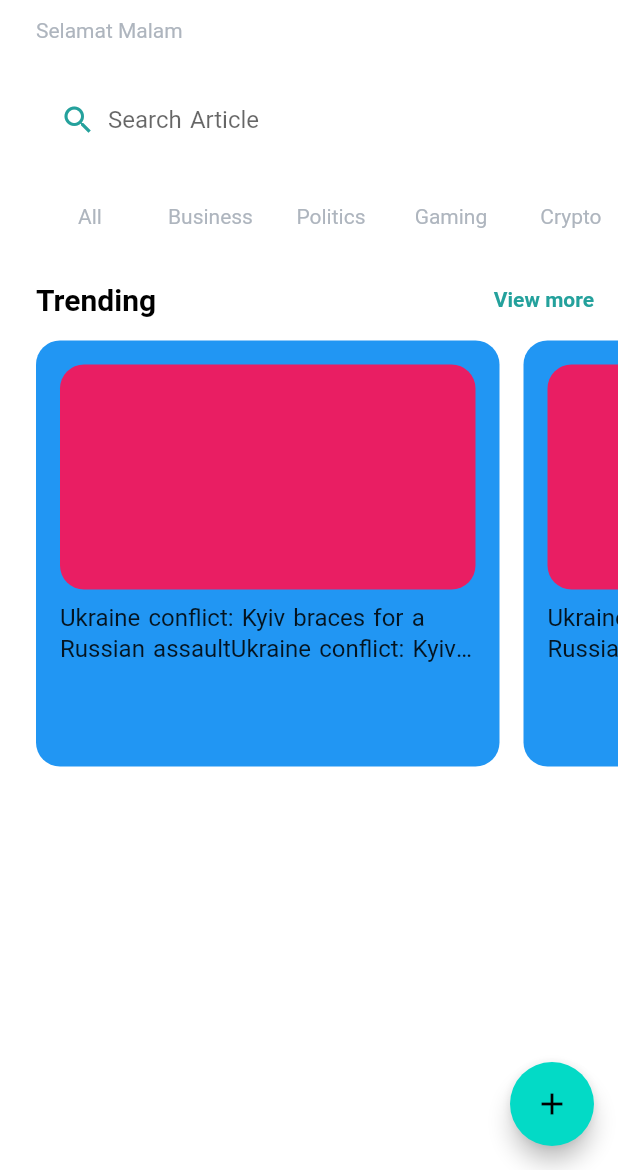
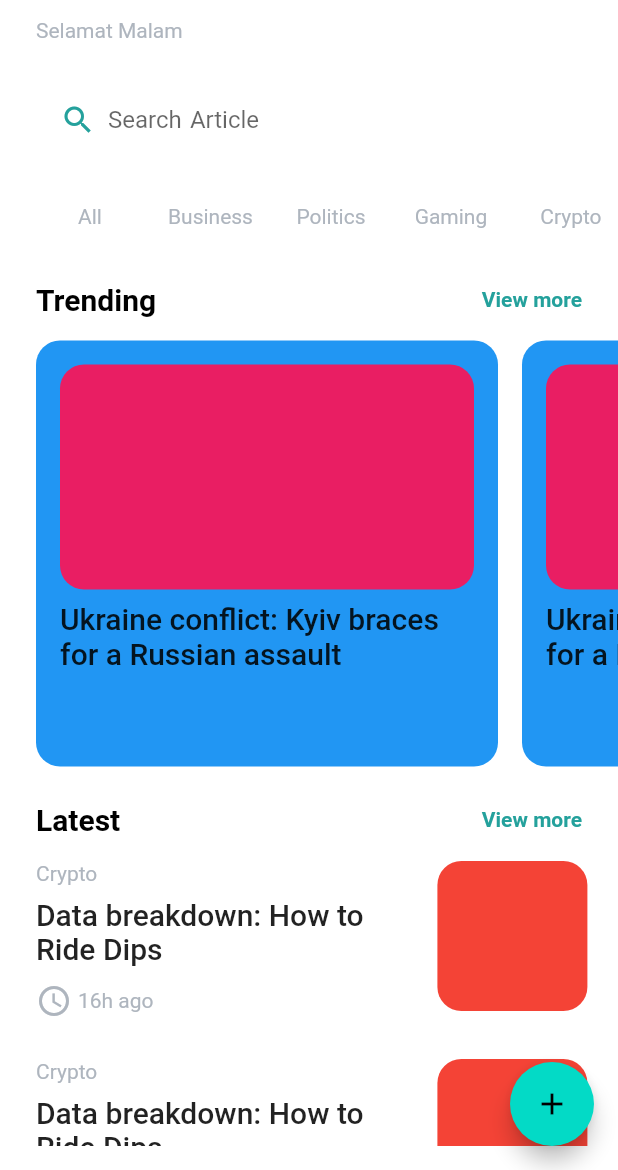
Before and after one commit to ChirikuAlii/Flutter-NewsThree, a Flutter app: the MyHomePage screen opened directly with empty values, on a phone screen of 412 x 824 dp, the part 66-1236 px from its top. Run offline on Flutter 3.47's test engine with Material 2 defaults, Android fonts, the phone set to English and light mode, and no system bars; our stand-ins replace auto_route, flutter_svg.

Commit message:
add trending and latest layout list

```diff
--- a/lib/presentation/page/home/home_page.dart
+++ b/lib/presentation/page/home/home_page.dart
@@ -2,6 +2,9 @@ import 'package:flutter/material.dart';
 import 'package:flutter/services.dart';
 import 'package:news_three/presentation/model/category_news.dart';
 import 'package:news_three/presentation/widget/home_page/category_list_widget.dart';
+import 'package:news_three/presentation/widget/home_page/latest_list_widget.dart';
+import 'package:news_three/presentation/widget/home_page/seacrh_bar_article_widget.dart';
+import 'package:news_three/presentation/widget/home_page/trending_list_widget.dart';
 import 'package:news_three/presentation/widget/toolbar.dart';
 import 'package:news_three/res/app_theme.dart';
 
@@ -16,7 +19,7 @@ class MyHomePage extends StatefulWidget {
 
 class _MyHomePageState extends State<MyHomePage> {
   int _counter = 0;
-  List<CategoryNews>listCategory = [
+  List<CategoryNews> listCategory = [
     CategoryNews(title: "All", isSelected: true),
     CategoryNews(title: "Business", isSelected: true),
     CategoryNews(title: "Politics", isSelected: true),
@@ -24,8 +27,9 @@ class _MyHomePageState extends State<MyHomePage> {
     CategoryNews(title: "Crypto", isSelected: true),
     CategoryNews(title: "Technology", isSelected: true),
   ];
+
+  var scrollControllerHome = ScrollController();
   final searchEditController = TextEditingController();
-
 
   void _incrementCounter() {
     setState(() {
@@ -38,135 +42,137 @@ class _MyHomePageState extends State<MyHomePage> {
     return AnnotatedRegion<SystemUiOverlayStyle>(
       value: SystemUiOverlayStyle(
           statusBarColor: Theme.of(context).scaffoldBackgroundColor,
-        statusBarIconBrightness: context.isDarkMode() ? Brightness.light : Brightness.dark
-      ),
+          statusBarIconBrightness:
+              context.isDarkMode() ? Brightness.light : Brightness.dark),
       child: Scaffold(
-        appBar: NewsThreeToolbar(const Size(double.infinity, 100)),
+        appBar: NewsThreeToolbar(Size(MediaQuery.of(context).size.width, 100)),
         body: Container(
-          padding: const EdgeInsets.fromLTRB(24, 4, 0, 16),
-          child: Column(
-
-            crossAxisAlignment: CrossAxisAlignment.start,
-            children: <Widget>[
+          padding: EdgeInsets.fromLTRB(0, 4, 0, 16),
+          child: CustomScrollView(
+            slivers: [
+              SliverList(
+                delegate: SliverChildListDelegate([
                   const SizedBox(
                     height: 8,
                   ),
-              Text("Selamat Malam",textAlign: TextAlign.start,),
-
-              SizedBox(height :24),
-
                   Container(
-                margin: EdgeInsets.only(right: 24),
-                padding: EdgeInsets.symmetric(vertical: 4,horizontal: 16),
-                decoration: BoxDecoration(
-                  borderRadius: BorderRadius.all(Radius.circular(20)),
-                  color: Theme.of(context).backgroundColor
-                ),
-                child: Row(
-
-                  children: [
-                    const Icon(
-                      Icons.search,
-                      size: 24,
-                      ),
-                    const SizedBox(width: 8,),
-                    Expanded(
-                      child: TextField(
-
-                        controller: searchEditController ,
-                        decoration: const InputDecoration(
-                          border: InputBorder.none,
-                          hintText: "Search Article"
+                    margin: const EdgeInsets.only(left: 24),
+                    child: Text(
+                      "Selamat Malam",
+                      textAlign: TextAlign.start,
                     ),
                   ),
+                  const SizedBox(height: 24),
+                  SearchBarArticleWidget(searchEditController: searchEditController,),
+                  const SizedBox(
+                    height: 16,
                   ),
-                  ],
-                ),
-              ),
-              const SizedBox(height: 16,),
-              SizedBox(
+                  Container(
                     height: 40,
+                    margin: const EdgeInsets.only(left: 24),
                     child: ListView.builder(
                       scrollDirection: Axis.horizontal,
                       itemCount: listCategory.length,
-                  itemBuilder: (context, index)  {
+                      itemBuilder: (context, index) {
                         return CategoryListWidget(
                           categoryNews: listCategory[index],
                         );
                       },
                     ),
                   ),
-              SizedBox(height: 24,),
+                  const SizedBox(
+                    height: 24,
+                  ),
                   Row(
                     children: [
+                      const SizedBox(
+                        width: 24,
+                      ),
                       Expanded(
+                        child: Text("Trending",
+                            style: TextStyle(
+                                color: Theme.of(context)
+                                    .textTheme
+                                    .headlineSmall
+                                    ?.color,
+                                fontSize: Theme.of(context)
+                                    .textTheme
+                                    .titleLarge
+                                    ?.fontSize,
+                                fontWeight: FontWeight.bold)),
+                      ),
+                      GestureDetector(
+                        onTap: () {
+                          print("View More Trending${MediaQuery.of(context).size.width}}");
+                        },
                         child: Text(
-                      "Trending",
-                      style: TextStyle(color: Theme.of(context).textTheme.headlineSmall?.color,
-                      fontSize: Theme.of(context).textTheme.titleLarge?.fontSize,
-                      fontWeight: FontWeight.bold)
+                          "View more",
+                          style: TextStyle(
+                              color: Theme.of(context).primaryColor,
+                              fontSize: Theme.of(context)
+                                  .textTheme
+                                  .bodyMedium
+                                  ?.fontSize,
+                              fontWeight: FontWeight.bold),
                         ),
                       ),
+                      const SizedBox(
+                        width: 24,
+                      )
+                    ],
+                  ),
+                  const TrendingListWidget(),
+                  const SizedBox(
+                    height: 24,
+                  ),
+                  Row(
+                    children: [
+                      const SizedBox(
+                        width: 24,
+                      ),
+                      Expanded(
+                        child: Text("Latest",
+                            style: TextStyle(
+                                color: Theme.of(context)
+                                    .textTheme
+                                    .headlineSmall
+                                    ?.color,
+                                fontSize: Theme.of(context)
+                                    .textTheme
+                                    .titleLarge
+                                    ?.fontSize,
+                                fontWeight: FontWeight.bold)),
+                      ),
                       GestureDetector(
-                    onTap: (){
+                        onTap: () {
                           print("View More Trending");
                         },
                         child: Text(
                           "View more",
                           style: TextStyle(
                               color: Theme.of(context).primaryColor,
-                        fontSize: Theme.of(context).textTheme.bodyMedium?.fontSize,
-                        fontWeight: FontWeight.bold
+                              fontSize: Theme.of(context)
+                                  .textTheme
+                                  .bodyMedium
+                                  ?.fontSize,
+                              fontWeight: FontWeight.bold),
                         ),
                       ),
-                  ),
-                  SizedBox(width:16,)
-                ],
-
-              ),
-              SizedBox(
-                height: 300,
-                child: ListView.builder(
-                  scrollDirection: Axis.horizontal,
-                  itemCount: 5,
-                  itemBuilder: (BuildContext context, int index) {
-                    return Container(
-                      margin: EdgeInsets.fromLTRB(0, 16, 16, 0),
-                      width: MediaQuery.of(context).size.width * 0.75,
-                      decoration: BoxDecoration(
-                        color: Colors.blue,
-                        borderRadius: BorderRadius.all(Radius.circular(16)),
-                      ),
-                      child: Container(
-                        margin: EdgeInsets.all(16),
-                        child: Column(
-                          crossAxisAlignment: CrossAxisAlignment.start,
-                          children: [
-                            Container(
-                              width: MediaQuery.of(context).size.width * 0.75,
-                              height: 150,
-                              decoration: BoxDecoration(
-                                color: Colors.pink,
-                                borderRadius: BorderRadius.circular(16)
-                              ),
-                            ),
-                            SizedBox(height: 8,),
-                            Text(
-
-                              "Ukraine conflict: Kyiv braces for a Russian assaultUkraine conflict: Kyiv braces for a Russian assaultUkraine conflict: Kyiv braces for a Russian assaultUkraine conflict: Kyiv braces for a Russian assault",
-                              style: Theme.of(context).textTheme.titleMedium,
-                              maxLines: 2,
-                              overflow: TextOverflow.ellipsis,
-
+                      const SizedBox(
+                        width: 24,
                       )
                     ],
                   ),
+                  const SizedBox(
+                    height: 16,
                   ),
-                      );
-                    },
+                ]),
               ),
-              ),
-
+              SliverList(
+                delegate: SliverChildBuilderDelegate((context, index) {
+                  return const LatestListWidget();
+                }, childCount: 10),
+              )
             ],
           ),
         ),
--- /dev/null
+++ b/lib/presentation/widget/home_page/latest_list_widget.dart
@@ -0,0 +1,71 @@
+import 'package:flutter/material.dart';
+
+class LatestListWidget extends StatefulWidget {
+  const LatestListWidget({Key? key}) : super(key: key);
+
+  @override
+  State<LatestListWidget> createState() => _LatestListWidgetState();
+}
+
+class _LatestListWidgetState extends State<LatestListWidget> {
+  @override
+  Widget build(BuildContext context) {
+    return Container(
+      margin: const EdgeInsets.fromLTRB(24, 0, 0, 16),
+      child: Row(
+        mainAxisAlignment: MainAxisAlignment.start,
+        crossAxisAlignment: CrossAxisAlignment.start,
+        children: [
+          Container(
+            height: 116,
+            //color: Colors.green,
+            width: MediaQuery.of(context).size.width * 0.6,
+            child: Column(
+              crossAxisAlignment: CrossAxisAlignment.start,
+              children: [
+                Text("Crypto"),
+                const SizedBox(
+                  height: 8,
+                ),
+                Text(
+                  "Data breakdown: How to Ride Dips",
+                  maxLines: 2,
+                  style: Theme.of(context).textTheme.titleLarge,
+                  overflow: TextOverflow.ellipsis,
+                ),
+                Expanded(
+                  child: Row(
+                    children: [
+                      Icon(
+                        Icons.access_time,
+                        color: Theme.of(context).textTheme.bodyMedium?.color,
+                      ),
+                      SizedBox(
+                        width: 4,
+                      ),
+                      Text("16h ago")
+                    ],
+                  ),
+                )
+              ],
+            ),
+          ),
+          Expanded(child: Container()),
+          Container(
+            decoration: const BoxDecoration(
+                //color: Colors.white
+                ),
+            child: Container(
+              margin: const EdgeInsets.fromLTRB(16, 0, 16, 16),
+              width: 100,
+              height: 100,
+              decoration: BoxDecoration(
+                  color: Colors.red, borderRadius: BorderRadius.circular(16)),
+            ),
+          ),
+          Expanded(child: Container()),
+        ],
+      ),
+    );
+  }
+}
--- /dev/null
+++ b/lib/presentation/widget/home_page/seacrh_bar_article_widget.dart
@@ -0,0 +1,40 @@
+import 'package:flutter/material.dart';
+
+class SearchBarArticleWidget extends StatefulWidget {
+  TextEditingController searchEditController ;
+  SearchBarArticleWidget({Key? key,required TextEditingController this.searchEditController}) : super(key: key);
+
+  @override
+  State<SearchBarArticleWidget> createState() => _SearchBarArticleWidgetState();
+}
+
+class _SearchBarArticleWidgetState extends State<SearchBarArticleWidget> {
+  @override
+  Widget build(BuildContext context) {
+    return Container(
+      margin: const EdgeInsets.fromLTRB(24, 0, 24, 0),
+      padding: EdgeInsets.symmetric(vertical: 4, horizontal: 16),
+      decoration: BoxDecoration(
+          borderRadius: const BorderRadius.all(Radius.circular(20)),
+          color: Theme.of(context).backgroundColor),
+      child: Row(
+        children: [
+          const Icon(
+            Icons.search,
+            size: 24,
+          ),
+          const SizedBox(
+            width: 8,
+          ),
+          Expanded(
+            child: TextField(
+              controller: widget.searchEditController,
+              decoration: const InputDecoration(
+                  border: InputBorder.none, hintText: "Search Article"),
+            ),
+          ),
+        ],
+      ),
+    );
+  }
+}
--- /dev/null
+++ b/lib/presentation/widget/home_page/trending_list_widget.dart
@@ -0,0 +1,56 @@
+import 'package:flutter/material.dart';
+
+class TrendingListWidget extends StatefulWidget {
+  const TrendingListWidget({Key? key}) : super(key: key);
+
+  @override
+  State<TrendingListWidget> createState() => _TrendingListWidgetState();
+}
+
+class _TrendingListWidgetState extends State<TrendingListWidget> {
+  @override
+  Widget build(BuildContext context) {
+    return Container(
+      height: 300,
+      margin: const EdgeInsets.only(left: 24),
+      child: ListView.builder(
+        scrollDirection: Axis.horizontal,
+        itemCount: 5,
+        itemBuilder: (BuildContext context, int index) {
+          return Container(
+            margin: EdgeInsets.fromLTRB(0, 16, 16, 0),
+            width: 308,
+            decoration: BoxDecoration(
+              color: Colors.blue,
+              borderRadius: BorderRadius.all(Radius.circular(16)),
+            ),
+            child: Container(
+              margin: EdgeInsets.all(16),
+              child: Column(
+                crossAxisAlignment: CrossAxisAlignment.start,
+                children: [
+                  Container(
+                    width: MediaQuery.of(context).size.width * 0.75,
+                    height: 150,
+                    decoration: BoxDecoration(
+                        color: Colors.pink,
+                        borderRadius: BorderRadius.circular(16)),
+                  ),
+                  const SizedBox(
+                    height: 8,
+                  ),
+                  Text(
+                    "Ukraine conflict: Kyiv braces for a Russian assault",
+                    style: Theme.of(context).textTheme.titleLarge,
+                    maxLines: 2,
+                    overflow: TextOverflow.ellipsis,
+                  )
+                ],
+              ),
+            ),
+          );
+        },
+      ),
+    );
+  }
+}
```
Lines whose indentation alone changed are shown as unchanged.
